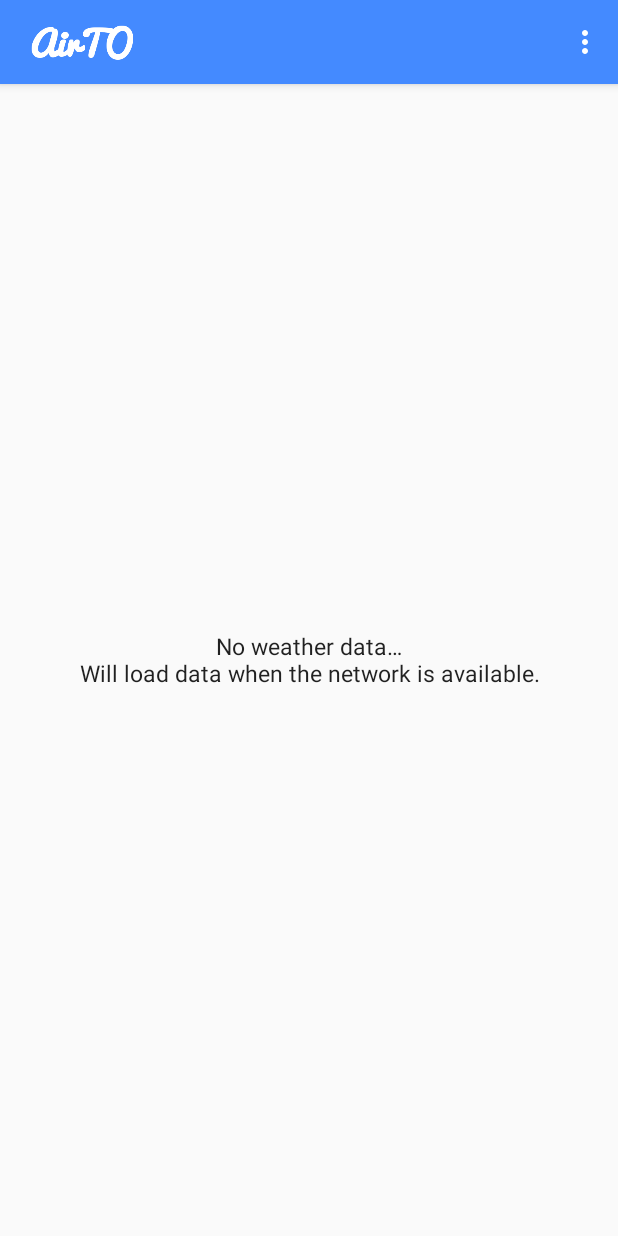
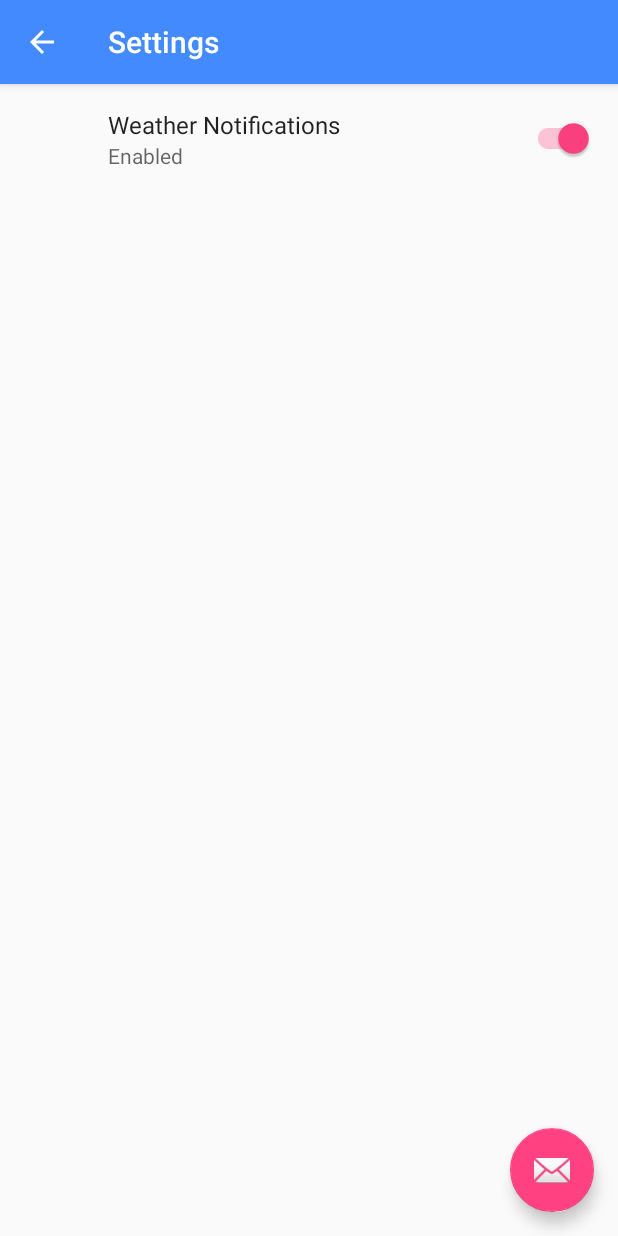
Before and after one commit to micheledonato/AirTO, an Android app: the screen it shows after launch (MainActivity before the commit, SettingsActivity after it), in the options menu, after a tap on "Settings", on a phone screen of 412 x 824 dp. Run offline under Robolectric (Android 15) with nearby library versions, the phone set to English and light mode, and no system bars; our stand-ins replace androidx.preference; 2 statements that could not run were skipped.

Commit message:
add settings

```diff
--- a/app/build.gradle
+++ b/app/build.gradle
@@ -34,7 +34,9 @@ dependencies {
     compile 'com.android.support:appcompat-v7:25.3.1'
     compile 'com.android.support.constraint:constraint-layout:1.0.2'
     compile 'com.android.support:recyclerview-v7:25.3.1'
+    compile 'com.android.support:preference-v7:25.3.1'
     compile 'com.android.support:design:25.3.1'
     compile 'org.jsoup:jsoup:1.10.2'
+    compile 'com.android.support:support-v4:25.3.1'
     testCompile 'junit:junit:4.12'
 }
--- a/app/src/main/AndroidManifest.xml
+++ b/app/src/main/AndroidManifest.xml
@@ -31,6 +31,7 @@
             android:authorities="@string/content_authority"
             android:exported="false" />
 
+        <activity android:name=".SettingsActivity" />
     </application>
 
 </manifest>
--- a/app/src/main/java/com/devmicheledonato/airto/MainActivity.java
+++ b/app/src/main/java/com/devmicheledonato/airto/MainActivity.java
@@ -208,8 +208,7 @@ public class MainActivity extends AppCompatActivity implements LoaderManager.Loa
     public boolean onOptionsItemSelected(MenuItem item) {
         int id = item.getItemId();
         if (id == R.id.action_settings) {
-            // TODO settings
-//            startActivity(new Intent(this, SettingsActivity.class));
+            startActivity(new Intent(this, SettingsActivity.class));
             return true;
         }
         return super.onOptionsItemSelected(item);
--- /dev/null
+++ b/app/src/main/java/com/devmicheledonato/airto/SettingsActivity.java
@@ -0,0 +1,63 @@
+package com.devmicheledonato.airto;
+
+import android.content.Intent;
+import android.net.Uri;
+import android.support.design.widget.FloatingActionButton;
+import android.support.v7.app.AppCompatActivity;
+import android.os.Bundle;
+import android.view.MenuItem;
+import android.view.View;
+
+public class SettingsActivity extends AppCompatActivity {
+
+    @Override
+    protected void onCreate(Bundle savedInstanceState) {
+        super.onCreate(savedInstanceState);
+        setContentView(R.layout.activity_settings);
+        getSupportActionBar().setDisplayHomeAsUpEnabled(true);
+        getSupportActionBar().setTitle(R.string.action_settings);
+        setupFab();
+
+        getSupportFragmentManager().beginTransaction()
+                .add(R.id.container, SettingsFragment.newInstance())
+                .commit();
+    }
+
+    private void setupFab(){
+        FloatingActionButton email_fab = (FloatingActionButton) findViewById(R.id.fab);
+        if (email_fab != null) {
+            email_fab.setOnClickListener(new View.OnClickListener() {
+                @Override
+                public void onClick(View view) {
+                    // If click on button, send an email
+                    Intent intent = new Intent(Intent.ACTION_SENDTO);
+                    intent.setData(Uri.parse("mailto:" + getResources().getString(R.string.email)));
+                    intent.putExtra(Intent.EXTRA_SUBJECT, getResources().getString(R.string.app_name));
+                    startActivity(intent);
+                }
+            });
+        }
+    }
+
+    @Override
+    public boolean onOptionsItemSelected(MenuItem item) {
+        /*
+         * Normally, calling setDisplayHomeAsUpEnabled(true) (we do so in onCreate here) as well as
+         * declaring the parent activity in the AndroidManifest is all that is required to get the
+         * up button working properly. However, in this case, we want to navigate to the previous
+         * screen the user came from when the up button was clicked, rather than a single
+         * designated Activity in the Manifest.
+         *
+         * We use the up button's ID (android.R.id.home) to listen for when the up button is
+         * clicked and then call onBackPressed to navigate to the previous Activity when this
+         * happens.
+         */
+        int id = item.getItemId();
+        if (id == android.R.id.home) {
+            onBackPressed();
+            return true;
+        }
+
+        return super.onOptionsItemSelected(item);
+    }
+}
--- /dev/null
+++ b/app/src/main/java/com/devmicheledonato/airto/SettingsFragment.java
@@ -0,0 +1,21 @@
+package com.devmicheledonato.airto;
+
+import android.os.Bundle;
+import android.support.v7.preference.PreferenceFragmentCompat;
+
+public class SettingsFragment extends PreferenceFragmentCompat {
+
+    public static SettingsFragment newInstance() {
+        SettingsFragment fragment = new SettingsFragment();
+        return fragment;
+    }
+
+    public SettingsFragment() {
+    }
+
+    @Override
+    public void onCreatePreferences(Bundle savedInstanceState, String rootKey) {
+        addPreferencesFromResource(R.xml.pref_general);
+    }
+
+}
--- /dev/null
+++ b/app/src/main/res/layout/activity_settings.xml
@@ -0,0 +1,23 @@
+<?xml version="1.0" encoding="utf-8"?>
+<android.support.constraint.ConstraintLayout xmlns:android="http://schemas.android.com/apk/res/android"
+    xmlns:app="http://schemas.android.com/apk/res-auto"
+    xmlns:tools="http://schemas.android.com/tools"
+    android:layout_width="match_parent"
+    android:layout_height="match_parent"
+    tools:context="com.devmicheledonato.airto.SettingsActivity">
+
+    <FrameLayout
+        android:id="@+id/container"
+        android:layout_width="match_parent"
+        android:layout_height="match_parent"/>
+
+    <android.support.design.widget.FloatingActionButton
+        android:id="@+id/fab"
+        android:layout_width="wrap_content"
+        android:layout_height="wrap_content"
+        android:layout_margin="16dp"
+        android:src="@android:drawable/ic_dialog_email"
+        app:layout_constraintBottom_toBottomOf="parent"
+        app:layout_constraintRight_toRightOf="parent" />
+
+</android.support.constraint.ConstraintLayout>
--- a/app/src/main/res/values/strings.xml
+++ b/app/src/main/res/values/strings.xml
@@ -1,6 +1,7 @@
 <resources xmlns:xliff="urn:oasis:names:tc:xliff:document:1.2">
 
     <string name="app_name" translatable="false">AirTO</string>
+    <string name="email" translatable="false">dev.michele.donato@gmail.com</string>
 
     <string name="content_authority" translatable="false">com.devmicheledonato.airto</string>
 
@@ -34,7 +35,6 @@
     <string name="thunderstorm">Thunderstorm</string>
     <string name="tornado">Tornado</string>
     <string name="wind">Wind</string>
-    <string name="title_activity_settings">Settings</string>
 
     <!-- Strings related to Notification Enabled preference -->
     <string name="pref_enable_notifications_key" translatable="false">enable_notifications</string>
--- a/app/src/main/res/values/styles.xml
+++ b/app/src/main/res/values/styles.xml
@@ -7,7 +7,7 @@
         <item name="colorPrimaryDark">@color/colorPrimaryDark</item>
         <item name="colorAccent">@color/colorAccent</item>
         <!-- Used for settings preference theme -->
-        <!--<item name="preferenceTheme">@style/PreferenceThemeOverlay</item>-->
+        <item name="preferenceTheme">@style/PreferenceThemeOverlay</item>
     </style>
 
     <!-- main activity action bar styles -->
--- /dev/null
+++ b/app/src/main/res/xml/pref_general.xml
@@ -0,0 +1,11 @@
+<?xml version="1.0" encoding="utf-8"?>
+<PreferenceScreen xmlns:android="http://schemas.android.com/apk/res/android">
+
+    <SwitchPreferenceCompat
+        android:defaultValue="@bool/show_notifications_by_default"
+        android:key="@string/pref_enable_notifications_key"
+        android:summaryOff="@string/pref_enable_notifications_false"
+        android:summaryOn="@string/pref_enable_notifications_true"
+        android:title="@string/pref_enable_notifications_label" />
+
+</PreferenceScreen>
```
Also changed, not shown: 1 other file.
